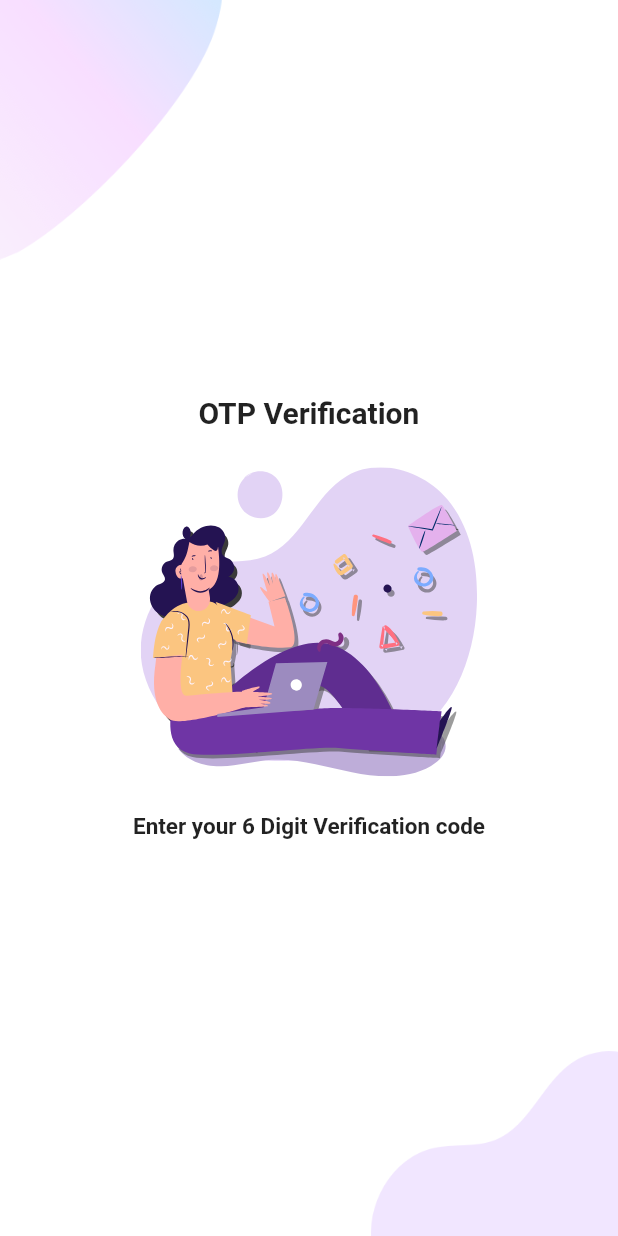
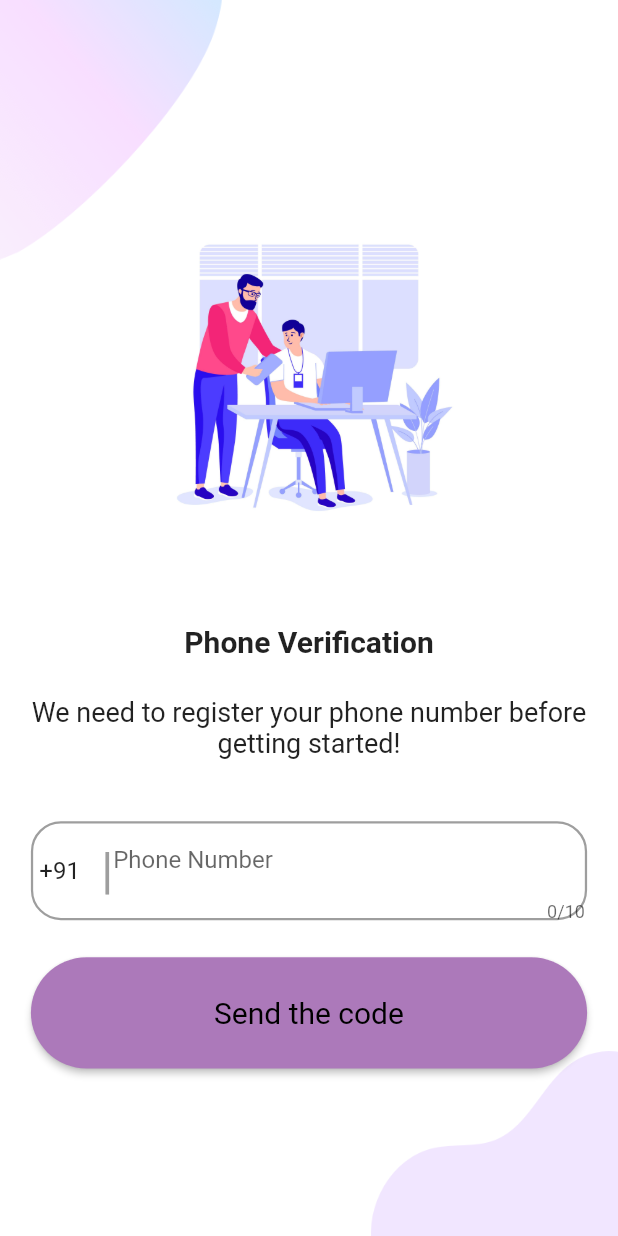
Before and after one commit to SNK128/BMI-App-frontend-personal-, a Flutter app: the Otpscreen screen opened directly, on a phone screen of 412 x 824 dp. Run offline on Flutter 3.47's test engine with Material 2 defaults, Android fonts, the phone set to English and light mode, and no system bars; our stand-ins replace animated_splash_screen, flutter_svg, lottie, pinput, smooth_page_indicator; network calls fail.

Commit message:
otp added

```diff
--- a/lib/components/already_have_an_account_check.dart
+++ b/lib/components/already_have_an_account_check.dart
@@ -17,13 +17,13 @@ class AlreadyHaveAnAccountCheck extends StatelessWidget {
       children: [
         Text(
           login ? "Don't have an account ? " : "Already have an Account ? ",
-          style: TextStyle(color: kPrimaryColor),
+          style: const TextStyle(color: kPrimaryColor),
         ),
         GestureDetector(
           onTap: press as void Function()?,
           child: Text(
             login ? "Sign up" : "Sign In",
-            style: TextStyle(
+            style: const TextStyle(
               color: kPrimaryColor,
               fontWeight: FontWeight.bold,
             ),
--- a/lib/components/rounded_password_field.dart
+++ b/lib/components/rounded_password_field.dart
@@ -15,7 +15,7 @@ class RoundedPasswordField extends StatelessWidget {
         child: TextField(
       obscureText: true,
       onChanged: onChanged,
-      decoration: InputDecoration(
+      decoration: const InputDecoration(
           hintText: "Password",
           icon: Icon(
             Icons.lock,
--- a/lib/constants.dart
+++ b/lib/constants.dart
@@ -2,5 +2,6 @@ import 'package:flutter/material.dart';
 
 const kPrimaryColor = Color(0xFF6F35A5);
 const kPrimaryLightColor = Color(0xFFF1E6FF);
+const kPrimaryLightColor1 = Color.fromARGB(255, 156, 103, 226);
 
 const double defaultPadding = 16.0;
--- a/lib/screens/login/components/body.dart
+++ b/lib/screens/login/components/body.dart
@@ -2,8 +2,6 @@ import 'package:crieya_works/components/already_have_an_account_check.dart';
 import 'package:crieya_works/components/rounded_button.dart';
 import 'package:crieya_works/components/rounded_input_field.dart';
 import 'package:crieya_works/components/rounded_password_field.dart';
-import 'package:crieya_works/components/text_field_container.dart';
-import 'package:crieya_works/constants.dart';
 import 'package:crieya_works/screens/login/components/background.dart';
 import 'package:crieya_works/screens/signup/signup_screen.dart';
 
--- a/lib/screens/otp/components/body.dart
+++ b/lib/screens/otp/components/body.dart
@@ -1,24 +1,3 @@
-// import 'package:crieya_works/screens/otp/components/background.dart';
-// import 'package:flutter/material.dart';
-
-// class Body extends StatelessWidget {
-//   @override
-//   Widget build(BuildContext context) {
-//     Size size = MediaQuery.of(context).size;
-
-//     return Background(
-//       child: SingleChildScrollView(
-//         child: Column(
-//           mainAxisAlignment: MainAxisAlignment.center,
-//           children: [
-//             const Text("OTP Verification"),
-//           ],
-//         ),
-//       ),
-//     );
-//   }
-// }
-
 // import 'package:crieya_works/components/already_have_an_account_check.dart';
 // import 'package:crieya_works/components/rounded_button.dart';
 // import 'package:crieya_works/components/rounded_input_field.dart';
@@ -27,14 +6,28 @@
 // import 'package:crieya_works/constants.dart';
 // import 'package:crieya_works/screens/signup/signup_screen.dart';
 import 'package:crieya_works/screens/otp/components/background.dart';
+import 'package:crieya_works/screens/otp/components/otp_verification.dart';
 
 import 'package:flutter/material.dart';
-import 'package:flutter_svg/flutter_svg.dart';
 
-class Body extends StatelessWidget {
+class Body extends StatefulWidget {
   const Body({
     Key? key,
   }) : super(key: key);
+
+  @override
+  State<Body> createState() => _BodyState();
+}
+
+class _BodyState extends State<Body> {
+  TextEditingController countryController = TextEditingController();
+
+  @override
+  void initState() {
+    // TODO: implement initState
+    countryController.text = "+91";
+    super.initState();
+  }
 
   @override
   Widget build(BuildContext context) {
@@ -44,8 +37,21 @@ class Body extends StatelessWidget {
         child: Column(
           mainAxisAlignment: MainAxisAlignment.center,
           children: [
+            Image.asset(
+              "assets/images/otpimg.jpg",
+              width: size.width * 0.5,
+              height: size.height * 0.34,
+            ),
+
+            /////////////////////////////////////
+
+            SizedBox(
+              height: size.height * 0.03,
+            ),
+
+            /////////////////////////////////////
             const Text(
-              "OTP Verification",
+              "Phone Verification",
               style: TextStyle(fontWeight: FontWeight.bold, fontSize: 20),
             ),
 
@@ -54,21 +60,119 @@ class Body extends StatelessWidget {
               height: size.height * 0.03,
             ),
 
-            SvgPicture.asset(
-              "assets/icons/login.svg",
-              height: size.height * 0.25,
+            ////////////////////////////////////////////////
+
+            const Text(
+              "We need to register your phone number before getting started! ",
+              style: TextStyle(
+                //fontWeight: FontWeight.bold,
+                fontSize: 18,
+              ),
+              textAlign: TextAlign.center,
+            ),
+
+            SizedBox(
+              height: size.height * 0.05,
+            ),
+
+            Container(
+              height: size.height * 0.08,
+              width: size.width * 0.9,
+              decoration: BoxDecoration(
+                border: Border.all(width: 1.5, color: Colors.grey),
+                borderRadius: BorderRadius.circular(20),
+              ),
+              child: Row(
+                mainAxisAlignment: MainAxisAlignment.center,
+                //crossAxisAlignment: CrossAxisAlignment.center,
+                children: [
+                  SizedBox(
+                    width: size.width * 0.01,
+                  ),
+                  //Text("+91"),
+                  //////////////////////////////////
+                  SizedBox(
+                    width: size.width * 0.1,
+                    child: TextField(
+                      /////textfield
+                      controller: countryController,
+                      keyboardType: TextInputType.number,
+                      //maxLength: 10,
+                      decoration: const InputDecoration(
+                        border: InputBorder.none,
+                      ),
+                    ),
+                  ),
+
+                  const Text(
+                    "|",
+                    style: TextStyle(fontSize: 33, color: Colors.grey),
+                  ),
+
+                  SizedBox(
+                    height: size.height * 0.7,
+                  ),
+
+                  ///////////////////////////////////
+                  const Expanded(
+                    child: TextField(
+                      /////textfield
+                      keyboardType: TextInputType.phone,
+                      maxLength: 10,
+                      decoration: InputDecoration(
+                        border: InputBorder.none,
+                        hintText: "Phone Number",
+                        //labelText: "Phone Number",
+                      ),
+                    ),
+                  ),
+                ],
+              ),
             ),
 
             SizedBox(
               height: size.height * 0.03,
             ),
 
-            const Text(
-              "Enter your 6 Digit Verification code",
-              style: TextStyle(fontWeight: FontWeight.bold, fontSize: 15),
+            SizedBox(
+              height: size.height * 0.09,
+              //width: double.infinity,
+              width: size.width * 0.9,
+              child: ElevatedButton(
+                style: ElevatedButton.styleFrom(
+                    foregroundColor: Colors.black,
+                    backgroundColor: Color.fromARGB(255, 172, 121, 186),
+                    padding: const EdgeInsets.symmetric(
+                        vertical: 20, horizontal: 40),
+                    textStyle: const TextStyle(
+                      fontSize: 20,
+                      color: Colors.amber,
+                    ),
+                    shape: RoundedRectangleBorder(
+                      borderRadius: BorderRadius.circular(size.height * 0.2),
+                    )),
+                onPressed: () {
+                  Navigator.push(
+                    context,
+                    MaterialPageRoute(
+                      builder: (context) {
+                        return OtpVerification();
+                      },
+                    ),
+                  );
+                },
+                child: const Text("Send the code"),
+              ),
             ),
+          ],
+        ),
+      ),
+    );
+  }
+}
 
-            /////////////////////////////////////////
+
+/////////////////////////////////////////
             // SizedBox(
             //   height: size.height * 0.03,
             // ),
@@ -103,9 +207,3 @@ class Body extends StatelessWidget {
             //     );
             //   },
             // ),
-          ],
-        ),
-      ),
-    );
-  }
-}
--- a/pubspec.yaml
+++ b/pubspec.yaml
@@ -39,9 +39,9 @@ dependencies:
   cupertino_icons: ^1.0.2
   smooth_page_indicator: ^1.0.0
   lottie: ^2.3.0
-  splashscreen:
   animated_splash_screen: ^1.3.0
   flutter_svg: ^1.1.0
+  pinput: ^2.2.12
 
 
 
```
Also changed, not shown: lib/screens/dashboard/dashboard_screen.dart (added, +10 -0 lines), lib/screens/otp/components/otp_verification.dart (added, +145 -0 lines), assets/images/otpimg.jpg (added), pubspec.lock, 5 other files.
